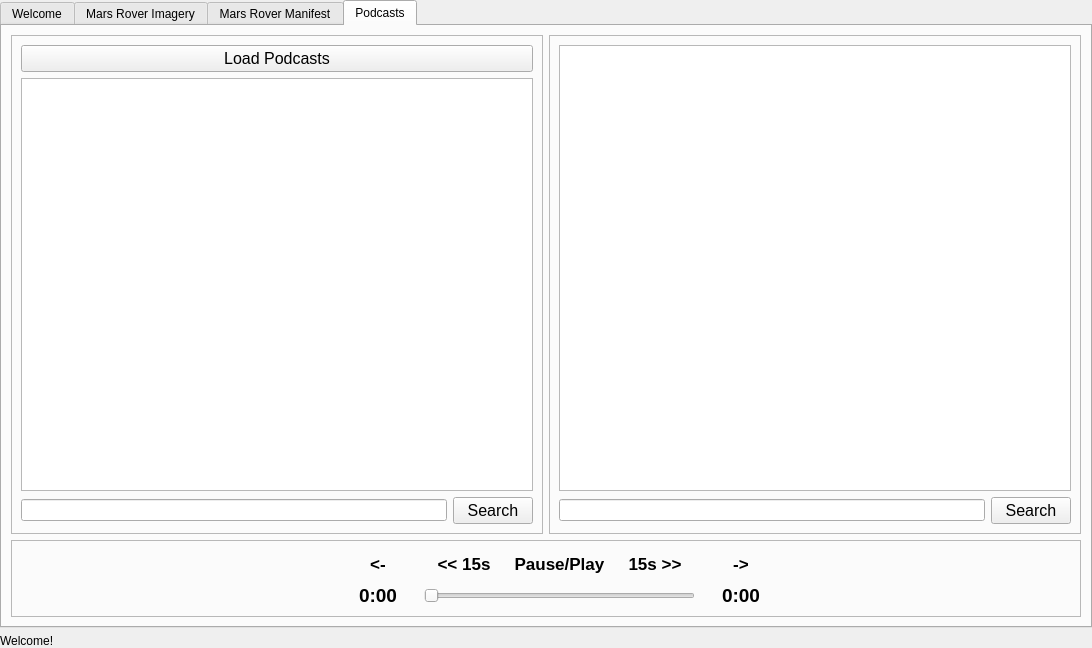
Old version of the form mainwindow.ui in the repository DavidJerman/AstroXplorer.
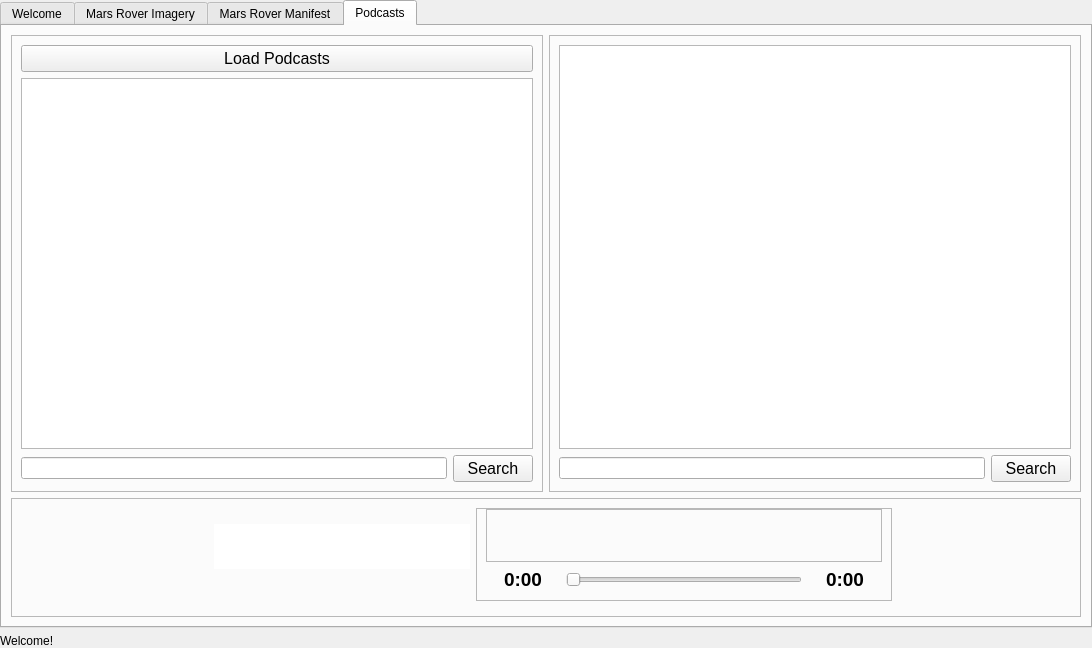
New version of the form. Icons and pictures are not drawn.

Commit message: Visual redesign, added icons instead of text

```diff
--- a/mainwindow.ui
+++ b/mainwindow.ui
@@ -3245,7 +3245,7 @@
           <property name="frameShadow">
            <enum>QFrame::Raised</enum>
           </property>
-          <layout class="QGridLayout" name="gridLayout_8">
+          <layout class="QGridLayout" name="gridLayout_8" rowstretch="1,0,0" columnstretch="0,0,0,0,0,0,0,0,0,0">
            <item row="0" column="0">
             <spacer name="horizontalSpacer">
              <property name="orientation">
@@ -3259,24 +3259,7 @@
              </property>
             </spacer>
            </item>
-           <item row="0" column="5">
-            <widget class="QPushButton" name="PausePlayButton">
-             <property name="font">
-              <font>
-               <pointsize>13</pointsize>
-               <bold>true</bold>
-               <underline>false</underline>
-              </font>
-             </property>
-             <property name="text">
-              <string>Pause/Play</string>
-             </property>
-             <property name="flat">
-              <bool>true</bool>
-             </property>
-            </widget>
-           </item>
-           <item row="0" column="8">
+           <item row="0" column="9">
             <spacer name="horizontalSpacer_2">
              <property name="orientation">
               <enum>Qt::Horizontal</enum>
@@ -3289,128 +3272,350 @@
              </property>
             </spacer>
            </item>
-           <item row="0" column="7">
-            <widget class="QPushButton" name="NextEpButton">
-             <property name="font">
-              <font>
-               <pointsize>13</pointsize>
-               <bold>true</bold>
-              </font>
-             </property>
-             <property name="text">
-              <string>-&gt;</string>
-             </property>
-             <property name="flat">
-              <bool>true</bool>
-             </property>
-            </widget>
-           </item>
-           <item row="1" column="3">
-            <widget class="QLabel" name="CurrentTimeLabel">
-             <property name="font">
-              <font>
-               <pointsize>14</pointsize>
-               <bold>true</bold>
-              </font>
-             </property>
-             <property name="text">
-              <string>0:00</string>
-             </property>
-             <property name="alignment">
-              <set>Qt::AlignCenter</set>
-             </property>
-            </widget>
-           </item>
-           <item row="0" column="1" rowspan="2">
-            <widget class="QLabel" name="EpisodeThumbnailLabel">
-             <property name="text">
-              <string/>
-             </property>
-            </widget>
-           </item>
-           <item row="0" column="6">
-            <widget class="QPushButton" name="SkipTimeForwardButton">
-             <property name="font">
-              <font>
-               <pointsize>13</pointsize>
-               <bold>true</bold>
-              </font>
-             </property>
-             <property name="text">
-              <string>15s &gt;&gt;</string>
-             </property>
-             <property name="flat">
-              <bool>true</bool>
-             </property>
-            </widget>
-           </item>
            <item row="0" column="3">
-            <widget class="QPushButton" name="PreviousEpButton">
-             <property name="font">
-              <font>
-               <pointsize>13</pointsize>
-               <bold>true</bold>
-              </font>
+            <widget class="QFrame" name="AudioCFrame">
+             <property name="minimumSize">
+              <size>
+               <width>10</width>
+               <height>0</height>
+              </size>
              </property>
-             <property name="text">
-              <string>&lt;-</string>
+             <property name="frameShape">
+              <enum>QFrame::StyledPanel</enum>
              </property>
-             <property name="flat">
-              <bool>true</bool>
+             <property name="frameShadow">
+              <enum>QFrame::Raised</enum>
              </property>
+             <layout class="QGridLayout" name="gridLayout_10" rowstretch="1,1,0">
+              <property name="topMargin">
+               <number>0</number>
+              </property>
+              <item row="2" column="1" colspan="3">
+               <widget class="QSlider" name="AudioProgressBar">
+                <property name="orientation">
+                 <enum>Qt::Horizontal</enum>
+                </property>
+               </widget>
+              </item>
+              <item row="2" column="4">
+               <widget class="QLabel" name="MaxTimeLabel">
+                <property name="font">
+                 <font>
+                  <pointsize>14</pointsize>
+                  <bold>true</bold>
+                 </font>
+                </property>
+                <property name="text">
+                 <string>0:00</string>
+                </property>
+                <property name="alignment">
+                 <set>Qt::AlignCenter</set>
+                </property>
+               </widget>
+              </item>
+              <item row="2" column="0">
+               <widget class="QLabel" name="CurrentTimeLabel">
+                <property name="font">
+                 <font>
+                  <pointsize>14</pointsize>
+                  <bold>true</bold>
+                 </font>
+                </property>
+                <property name="text">
+                 <string>0:00</string>
+                </property>
+                <property name="alignment">
+                 <set>Qt::AlignCenter</set>
+                </property>
+               </widget>
+              </item>
+              <item row="0" column="0" colspan="5">
+               <widget class="QFrame" name="AudioButtonFrame">
+                <property name="minimumSize">
+                 <size>
+                  <width>0</width>
+                  <height>0</height>
+                 </size>
+                </property>
+                <property name="frameShape">
+                 <enum>QFrame::StyledPanel</enum>
+                </property>
+                <property name="frameShadow">
+                 <enum>QFrame::Raised</enum>
+                </property>
+                <layout class="QHBoxLayout" name="horizontalLayout_58">
+                 <property name="spacing">
+                  <number>12</number>
+                 </property>
+                 <item>
+                  <widget class="QPushButton" name="PreviousEpButton">
+                   <property name="font">
+                    <font>
+                     <pointsize>16</pointsize>
+                     <bold>true</bold>
+                    </font>
+                   </property>
+                   <property name="text">
+                    <string/>
+                   </property>
+                   <property name="icon">
+                    <iconset>
+                     <normaloff>icons/back.png</normaloff>icons/back.png</iconset>
+                   </property>
+                   <property name="iconSize">
+                    <size>
+                     <width>28</width>
+                     <height>28</height>
+                    </size>
+                   </property>
+                   <property name="flat">
+                    <bool>true</bool>
+                   </property>
+                  </widget>
+                 </item>
+                 <item>
+                  <widget class="QPushButton" name="SkiptimeBackButton">
+                   <property name="font">
+                    <font>
+                     <pointsize>16</pointsize>
+                     <bold>true</bold>
+                    </font>
+                   </property>
+                   <property name="text">
+                    <string/>
+                   </property>
+                   <property name="icon">
+                    <iconset>
+                     <normaloff>icons/back_15.png</normaloff>icons/back_15.png</iconset>
+                   </property>
+                   <property name="iconSize">
+                    <size>
+                     <width>28</width>
+                     <height>28</height>
+                    </size>
+                   </property>
+                   <property name="flat">
+                    <bool>true</bool>
+                   </property>
+                  </widget>
+                 </item>
+                 <item>
+                  <widget class="QPushButton" name="PausePlayButton">
+                   <property name="sizePolicy">
+                    <sizepolicy hsizetype="Fixed" vsizetype="Fixed">
+                     <horstretch>0</horstretch>
+                     <verstretch>0</verstretch>
+                    </sizepolicy>
+                   </property>
+                   <property name="minimumSize">
+                    <size>
+                     <width>0</width>
+                     <height>28</height>
+                    </size>
+                   </property>
+                   <property name="font">
+                    <font>
+                     <family>Snap ITC</family>
+                     <pointsize>20</pointsize>
+                     <bold>false</bold>
+                     <underline>false</underline>
+                    </font>
+                   </property>
+                   <property name="text">
+                    <string/>
+                   </property>
+                   <property name="icon">
+                    <iconset>
+                     <normaloff>icons/play.png</normaloff>icons/play.png</iconset>
+                   </property>
+                   <property name="iconSize">
+                    <size>
+                     <width>28</width>
+                     <height>28</height>
+                    </size>
+                   </property>
+                   <property name="flat">
+                    <bool>true</bool>
+                   </property>
+                  </widget>
+                 </item>
+                 <item>
+                  <widget class="QPushButton" name="SkipTimeForwardButton">
+                   <property name="font">
+                    <font>
+                     <pointsize>16</pointsize>
+                     <bold>true</bold>
+                    </font>
+                   </property>
+                   <property name="text">
+                    <string/>
+                   </property>
+                   <property name="icon">
+                    <iconset>
+                     <normaloff>icons/front_15.png</normaloff>icons/front_15.png</iconset>
+                   </property>
+                   <property name="iconSize">
+                    <size>
+                     <width>28</width>
+                     <height>28</height>
+                    </size>
+                   </property>
+                   <property name="flat">
+                    <bool>true</bool>
+                   </property>
+                  </widget>
+                 </item>
+                 <item>
+                  <widget class="QPushButton" name="NextEpButton">
+                   <property name="font">
+                    <font>
+                     <pointsize>16</pointsize>
+                     <bold>true</bold>
+                    </font>
+                   </property>
+                   <property name="text">
+                    <string/>
+                   </property>
+                   <property name="icon">
+                    <iconset>
+                     <normaloff>icons/front.png</normaloff>icons/front.png</iconset>
+                   </property>
+                   <property name="iconSize">
+                    <size>
+                     <width>28</width>
+                     <height>28</height>
+                    </size>
+                   </property>
+                   <property name="flat">
+                    <bool>true</bool>
+                   </property>
+                  </widget>
+                 </item>
+                </layout>
+               </widget>
+              </item>
+             </layout>
             </widget>
            </item>
-           <item row="0" column="2">
-            <widget class="QLabel" name="EpisodeTitleLabel">
-             <property name="text">
-              <string/>
+           <item row="0" column="2" rowspan="2">
+            <widget class="QFrame" name="EpInfoFrame">
+             <property name="cursor">
+              <cursorShape>SizeAllCursor</cursorShape>
              </property>
-            </widget>
-           </item>
-           <item row="1" column="4" colspan="3">
-            <widget class="QSlider" name="AudioProgressBar">
-             <property name="orientation">
-              <enum>Qt::Horizontal</enum>
+             <property name="frameShape">
+              <enum>QFrame::NoFrame</enum>
              </property>
-            </widget>
-           </item>
-           <item row="0" column="4">
-            <widget class="QPushButton" name="SkiptimeBackButton">
-             <property name="font">
-              <font>
-               <pointsize>13</pointsize>
-               <bold>true</bold>
-              </font>
+             <property name="frameShadow">
+              <enum>QFrame::Plain</enum>
              </property>
-             <property name="text">
-              <string>&lt;&lt; 15s</string>
+             <property name="lineWidth">
+              <number>0</number>
              </property>
-             <property name="flat">
-              <bool>true</bool>
-             </property>
-            </widget>
-           </item>
-           <item row="1" column="2">
-            <widget class="QLabel" name="EpisodeDateLabel">
-             <property name="text">
-              <string/>
-             </property>
-            </widget>
-           </item>
-           <item row="1" column="7">
-            <widget class="QLabel" name="MaxTimeLabel">
-             <property name="font">
-              <font>
-               <pointsize>14</pointsize>
-               <bold>true</bold>
-              </font>
-             </property>
-             <property name="text">
-              <string>0:00</string>
-             </property>
-             <property name="alignment">
-              <set>Qt::AlignCenter</set>
-             </property>
+             <layout class="QGridLayout" name="gridLayout_9">
+              <property name="leftMargin">
+               <number>0</number>
+              </property>
+              <property name="topMargin">
+               <number>0</number>
+              </property>
+              <property name="rightMargin">
+               <number>0</number>
+              </property>
+              <property name="bottomMargin">
+               <number>0</number>
+              </property>
+              <item row="1" column="0" rowspan="2">
+               <widget class="QLabel" name="EpisodeThumbnailLabel">
+                <property name="text">
+                 <string/>
+                </property>
+               </widget>
+              </item>
+              <item row="3" column="1">
+               <spacer name="verticalSpacer_2">
+                <property name="orientation">
+                 <enum>Qt::Vertical</enum>
+                </property>
+                <property name="sizeHint" stdset="0">
+                 <size>
+                  <width>20</width>
+                  <height>40</height>
+                 </size>
+                </property>
+               </spacer>
+              </item>
+              <item row="1" column="1">
+               <widget class="QTextEdit" name="EpisodeTitleTextEdit">
+                <property name="sizePolicy">
+                 <sizepolicy hsizetype="Expanding" vsizetype="Expanding">
+                  <horstretch>0</horstretch>
+                  <verstretch>0</verstretch>
+                 </sizepolicy>
+                </property>
+                <property name="maximumSize">
+                 <size>
+                  <width>16777215</width>
+                  <height>45</height>
+                 </size>
+                </property>
+                <property name="font">
+                 <font>
+                  <pointsize>11</pointsize>
+                  <bold>true</bold>
+                 </font>
+                </property>
+                <property name="frameShape">
+                 <enum>QFrame::NoFrame</enum>
+                </property>
+                <property name="frameShadow">
+                 <enum>QFrame::Plain</enum>
+                </property>
+                <property name="lineWidth">
+                 <number>0</number>
+                </property>
+                <property name="verticalScrollBarPolicy">
+                 <enum>Qt::ScrollBarAlwaysOff</enum>
+                </property>
+                <property name="horizontalScrollBarPolicy">
+                 <enum>Qt::ScrollBarAlwaysOff</enum>
+                </property>
+                <property name="readOnly">
+                 <bool>true</bool>
+                </property>
+               </widget>
+              </item>
+              <item row="2" column="1">
+               <widget class="QLabel" name="EpisodeDateLabel">
+                <property name="font">
+                 <font>
+                  <pointsize>10</pointsize>
+                 </font>
+                </property>
+                <property name="layoutDirection">
+                 <enum>Qt::LeftToRight</enum>
+                </property>
+                <property name="text">
+                 <string/>
+                </property>
+                <property name="alignment">
+                 <set>Qt::AlignLeading|Qt::AlignLeft|Qt::AlignVCenter</set>
+                </property>
+               </widget>
+              </item>
+              <item row="0" column="1">
+               <spacer name="verticalSpacer_3">
+                <property name="orientation">
+                 <enum>Qt::Vertical</enum>
+                </property>
+                <property name="sizeHint" stdset="0">
+                 <size>
+                  <width>20</width>
+                  <height>40</height>
+                 </size>
+                </property>
+               </spacer>
+              </item>
+             </layout>
             </widget>
            </item>
           </layout>
```
Left out of the diff: 24 changed lines with no effect on the pictures. The commit also changes 9 other files.
